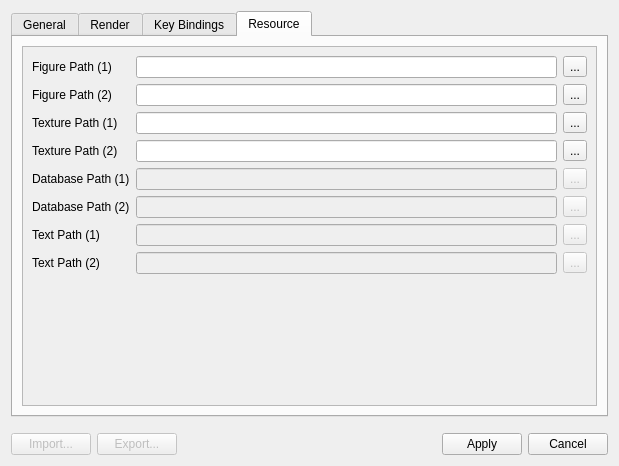
The window that settings.ui (konstvest/ei_maper) describes before a commit, drawn with Qt 5.
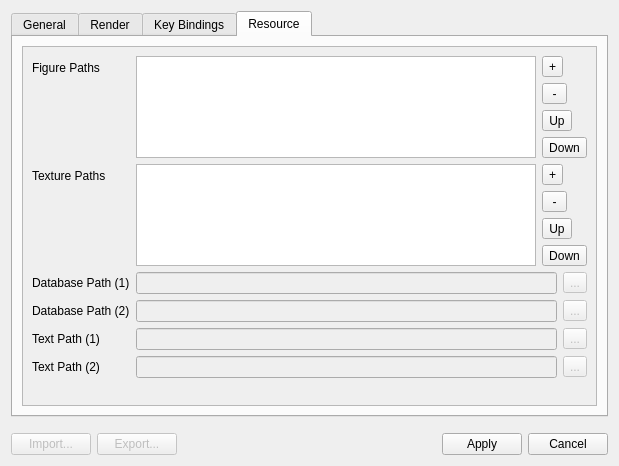
The same window after the commit. The open tabs and pages were chosen to show the change.

Commit message: add stringlist option for figs and textures

Patch:
```diff
--- a/settings.ui
+++ b/settings.ui
@@ -413,126 +413,129 @@
            </rect>
           </property>
           <layout class="QFormLayout" name="formLayout">
+           <property name="sizeConstraint">
+            <enum>QLayout::SetDefaultConstraint</enum>
+           </property>
            <item row="0" column="0">
             <widget class="QLabel" name="label">
              <property name="text">
-              <string>Figure Path (1)</string>
+              <string>Figure Paths</string>
              </property>
             </widget>
            </item>
            <item row="0" column="1">
             <layout class="QHBoxLayout" name="horizontalLayout_4">
              <item>
-              <widget class="QLineEdit" name="figPath1"/>
+              <widget class="QListWidget" name="figPaths">
+               <property name="sizePolicy">
+                <sizepolicy hsizetype="Expanding" vsizetype="Ignored">
+                 <horstretch>0</horstretch>
+                 <verstretch>0</verstretch>
+                </sizepolicy>
+               </property>
+               <property name="autoScroll">
+                <bool>true</bool>
+               </property>
+               <property name="autoScrollMargin">
+                <number>16</number>
+               </property>
+              </widget>
              </item>
              <item>
-              <widget class="QToolButton" name="FigurePath_1_open">
-               <property name="text">
-                <string>...</string>
-               </property>
-              </widget>
+              <layout class="QVBoxLayout" name="verticalLayout_5">
+               <item>
+                <widget class="QToolButton" name="figPathAdd">
+                 <property name="text">
+                  <string>+</string>
+                 </property>
+                </widget>
+               </item>
+               <item>
+                <widget class="QToolButton" name="figPathRemove">
+                 <property name="text">
+                  <string> - </string>
+                 </property>
+                </widget>
+               </item>
+               <item>
+                <widget class="QToolButton" name="figPathUp">
+                 <property name="text">
+                  <string>Up</string>
+                 </property>
+                </widget>
+               </item>
+               <item>
+                <widget class="QToolButton" name="figPathDown">
+                 <property name="text">
+                  <string>Down</string>
+                 </property>
+                </widget>
+               </item>
+              </layout>
              </item>
             </layout>
            </item>
            <item row="1" column="0">
-            <widget class="QLabel" name="label_2">
-             <property name="text">
-              <string>Figure Path (2)</string>
-             </property>
-            </widget>
-           </item>
-           <item row="1" column="1">
-            <layout class="QHBoxLayout" name="horizontalLayout_5">
-             <item>
-              <widget class="QLineEdit" name="figPath2">
-               <property name="enabled">
-                <bool>true</bool>
-               </property>
-              </widget>
-             </item>
-             <item>
-              <widget class="QToolButton" name="FigurePath_2_open">
-               <property name="enabled">
-                <bool>true</bool>
-               </property>
-               <property name="text">
-                <string>...</string>
-               </property>
-              </widget>
-             </item>
-            </layout>
-           </item>
-           <item row="2" column="0">
             <widget class="QLabel" name="label_4">
              <property name="text">
-              <string>Texture Path (1)</string>
+              <string>Texture Paths</string>
              </property>
             </widget>
            </item>
-           <item row="2" column="1">
+           <item row="1" column="1">
             <layout class="QHBoxLayout" name="horizontalLayout_6">
              <item>
-              <widget class="QLineEdit" name="texPath1"/>
-             </item>
-             <item>
-              <widget class="QToolButton" name="TexturePath_1_open">
-               <property name="text">
-                <string>...</string>
+              <widget class="QListWidget" name="texPaths">
+               <property name="sizePolicy">
+                <sizepolicy hsizetype="Expanding" vsizetype="Ignored">
+                 <horstretch>0</horstretch>
+                 <verstretch>0</verstretch>
+                </sizepolicy>
                </property>
               </widget>
              </item>
+             <item>
+              <layout class="QVBoxLayout" name="verticalLayout_6">
+               <item>
+                <widget class="QToolButton" name="texPathAdd">
+                 <property name="text">
+                  <string>+</string>
+                 </property>
+                </widget>
+               </item>
+               <item>
+                <widget class="QToolButton" name="texPathRemove">
+                 <property name="text">
+                  <string> - </string>
+                 </property>
+                </widget>
+               </item>
+               <item>
+                <widget class="QToolButton" name="texPathUp">
+                 <property name="text">
+                  <string>Up</string>
+                 </property>
+                </widget>
+               </item>
+               <item>
+                <widget class="QToolButton" name="texpathDown">
+                 <property name="text">
+                  <string>Down</string>
+                 </property>
+                </widget>
+               </item>
+              </layout>
+             </item>
             </layout>
            </item>
-           <item row="3" column="0">
-            <widget class="QLabel" name="label_5">
-             <property name="text">
-              <string>Texture Path (2)</string>
-             </property>
-            </widget>
-           </item>
-           <item row="4" column="0">
+           <item row="2" column="0">
             <widget class="QLabel" name="label_6">
              <property name="text">
               <string>Database Path (1)</string>
              </property>
             </widget>
            </item>
-           <item row="5" column="0">
-            <widget class="QLabel" name="label_7">
-             <property name="text">
-              <string>Database Path (2)</string>
-             </property>
-            </widget>
-           </item>
-           <item row="6" column="0">
-            <widget class="QLabel" name="label_8">
-             <property name="text">
-              <string>Text Path (1)</string>
-             </property>
-            </widget>
-           </item>
-           <item row="7" column="0">
-            <widget class="QLabel" name="label_9">
-             <property name="text">
-              <string>Text Path (2)</string>
-             </property>
-            </widget>
-           </item>
-           <item row="3" column="1">
-            <layout class="QHBoxLayout" name="horizontalLayout_7">
-             <item>
-              <widget class="QLineEdit" name="texPath2"/>
-             </item>
-             <item>
-              <widget class="QToolButton" name="TexturePath_2_open">
-               <property name="text">
-                <string>...</string>
-               </property>
-              </widget>
-             </item>
-            </layout>
-           </item>
-           <item row="4" column="1">
+           <item row="2" column="1">
             <layout class="QHBoxLayout" name="horizontalLayout_8">
              <item>
               <widget class="QLineEdit" name="lineEdit_5">
@@ -553,7 +556,14 @@
              </item>
             </layout>
            </item>
-           <item row="5" column="1">
+           <item row="3" column="0">
+            <widget class="QLabel" name="label_7">
+             <property name="text">
+              <string>Database Path (2)</string>
+             </property>
+            </widget>
+           </item>
+           <item row="3" column="1">
             <layout class="QHBoxLayout" name="horizontalLayout_9">
              <item>
               <widget class="QLineEdit" name="lineEdit_6">
@@ -574,7 +584,14 @@
              </item>
             </layout>
            </item>
-           <item row="6" column="1">
+           <item row="4" column="0">
+            <widget class="QLabel" name="label_8">
+             <property name="text">
+              <string>Text Path (1)</string>
+             </property>
+            </widget>
+           </item>
+           <item row="4" column="1">
             <layout class="QHBoxLayout" name="horizontalLayout_10">
              <item>
               <widget class="QLineEdit" name="lineEdit_7">
@@ -595,7 +612,14 @@
              </item>
             </layout>
            </item>
-           <item row="7" column="1">
+           <item row="5" column="0">
+            <widget class="QLabel" name="label_9">
+             <property name="text">
+              <string>Text Path (2)</string>
+             </property>
+            </widget>
+           </item>
+           <item row="5" column="1">
             <layout class="QHBoxLayout" name="horizontalLayout_11">
              <item>
               <widget class="QLineEdit" name="lineEdit_8">
```
Left out of the diff: 2 changed lines with no effect on the pictures. The commit also changes 6 other files.
